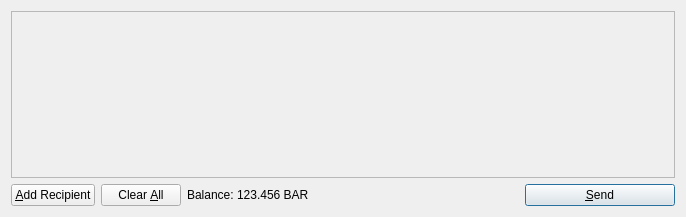
Qt form src/qt/forms/sendcoinsdialog.ui (GustaCoin/GustaCoin) before a commit.
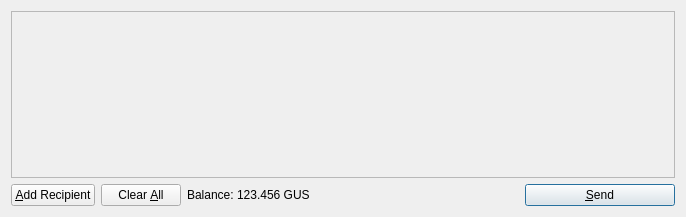
The same form after that commit. Icons and pictures are not drawn.

Diff of the .ui file:
```diff
--- a/src/qt/forms/sendcoinsdialog.ui
+++ b/src/qt/forms/sendcoinsdialog.ui
@@ -119,7 +119,7 @@
           <cursorShape>IBeamCursor</cursorShape>
          </property>
          <property name="text">
-          <string>123.456 BAR</string>
+          <string>123.456 GUS</string>
          </property>
          <property name="textInteractionFlags">
           <set>Qt::LinksAccessibleByMouse|Qt::TextSelectableByKeyboard|Qt::TextSelectableByMouse</set>
```
